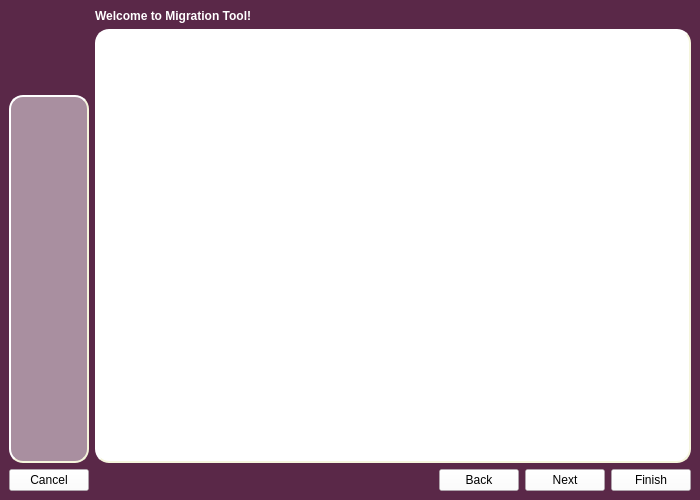
The window that kde4/migration4/src/migration/gui/ui/main.ui (pars-linux/uludag) describes before a commit, drawn with Qt 5.
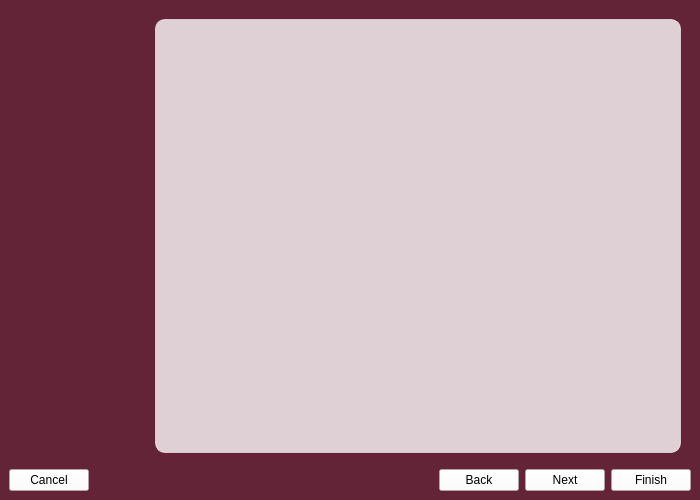
The same window after the commit. Icons and pictures are not drawn.

Commit message: Fixed main menu logo size

What changed in the file:
```diff
--- a/kde4/migration4/src/migration/gui/ui/main.ui
+++ b/kde4/migration4/src/migration/gui/ui/main.ui
@@ -23,8 +23,8 @@
 	
        background-image:url(':/raw/pics/bg.png');
        background-repeat: no-repeat;
-       background-position: center top;
-       background-color: #5A2848;
+       background-position: left top;
+       background-color: #642437;
        alternate-background-color: gray;
        selection-background-color: gray;
 
@@ -33,17 +33,12 @@
 QStackedWidget#mainStack {
 	color: white;
      border-style: outset;
-     border-width: 2px;
-     border-radius: 14px;
-     border-color: beige;
+     border-width: 1px;
+     border-radius: 10px;
+     border-color: rgba(255, 255, 255, 152);
 
 }
-QLabel#labelMenu{
-     border-style: outset;
-     border-width: 2px;
-     border-radius: 14px;
-     border-color: beige;
-}
+
 </string>
   </property>
   <layout class="QGridLayout" name="gridLayout_3">
@@ -79,6 +74,12 @@
         </item>
         <item row="2" column="0" colspan="2">
          <widget class="QLabel" name="labelMenu">
+          <property name="minimumSize">
+           <size>
+            <width>130</width>
+            <height>130</height>
+           </size>
+          </property>
           <property name="font">
            <font>
             <pointsize>10</pointsize>
@@ -88,8 +89,7 @@
            <bool>false</bool>
           </property>
           <property name="styleSheet">
-           <string notr="true">background-color: rgba(255, 255, 255, 122);
-color: black</string>
+           <string notr="true"/>
           </property>
           <property name="text">
            <string/>
@@ -103,20 +103,6 @@
       </item>
       <item row="0" column="1">
        <layout class="QVBoxLayout" name="verticalLayout_4">
-        <item>
-         <widget class="QLabel" name="labelDesc">
-          <property name="styleSheet">
-           <string notr="true">color: white</string>
-          </property>
-          <property name="text">
-           <string>&lt;!DOCTYPE HTML PUBLIC &quot;-//W3C//DTD HTML 4.0//EN&quot; &quot;http://www.w3.org/TR/REC-html40/strict.dtd&quot;&gt;
-&lt;html&gt;&lt;head&gt;&lt;meta name=&quot;qrichtext&quot; content=&quot;1&quot; /&gt;&lt;style type=&quot;text/css&quot;&gt;
-p, li { white-space: pre-wrap; }
-&lt;/style&gt;&lt;/head&gt;&lt;body style=&quot; font-family:'Sans Serif'; font-size:9pt; font-weight:400; font-style:normal;&quot;&gt;
-&lt;p style=&quot; margin-top:0px; margin-bottom:0px; margin-left:0px; margin-right:0px; -qt-block-indent:0; text-indent:0px;&quot;&gt;&lt;span style=&quot; font-weight:600;&quot;&gt;Welcome to Migration Tool!&lt;/span&gt;&lt;/p&gt;&lt;/body&gt;&lt;/html&gt;</string>
-          </property>
-         </widget>
-        </item>
         <item>
          <widget class="QStackedWidget" name="mainStack">
           <property name="sizePolicy">
@@ -126,7 +112,9 @@
            </sizepolicy>
           </property>
           <property name="styleSheet">
-           <string notr="true">QStackedWidget#mainStack{background-color:white}</string>
+           <string notr="true">QStackedWidget#mainStack{background-color:rgba(255, 255, 255,200);
+margin: 10px;
+}</string>
           </property>
           <property name="currentIndex">
            <number>0</number>
```
